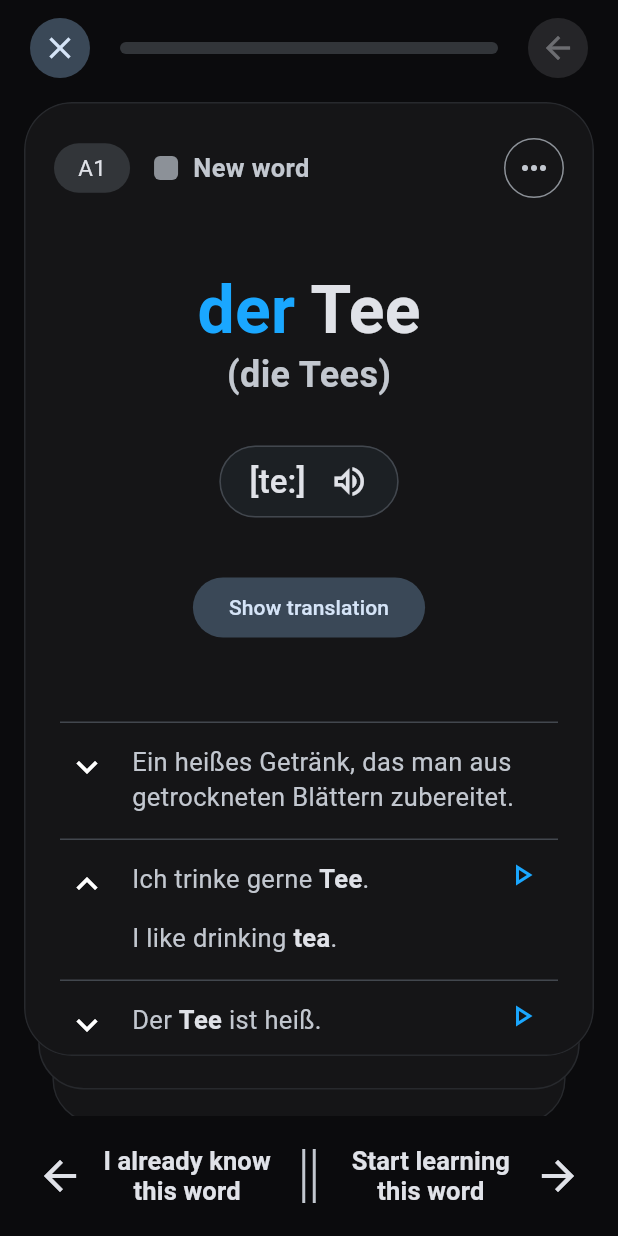
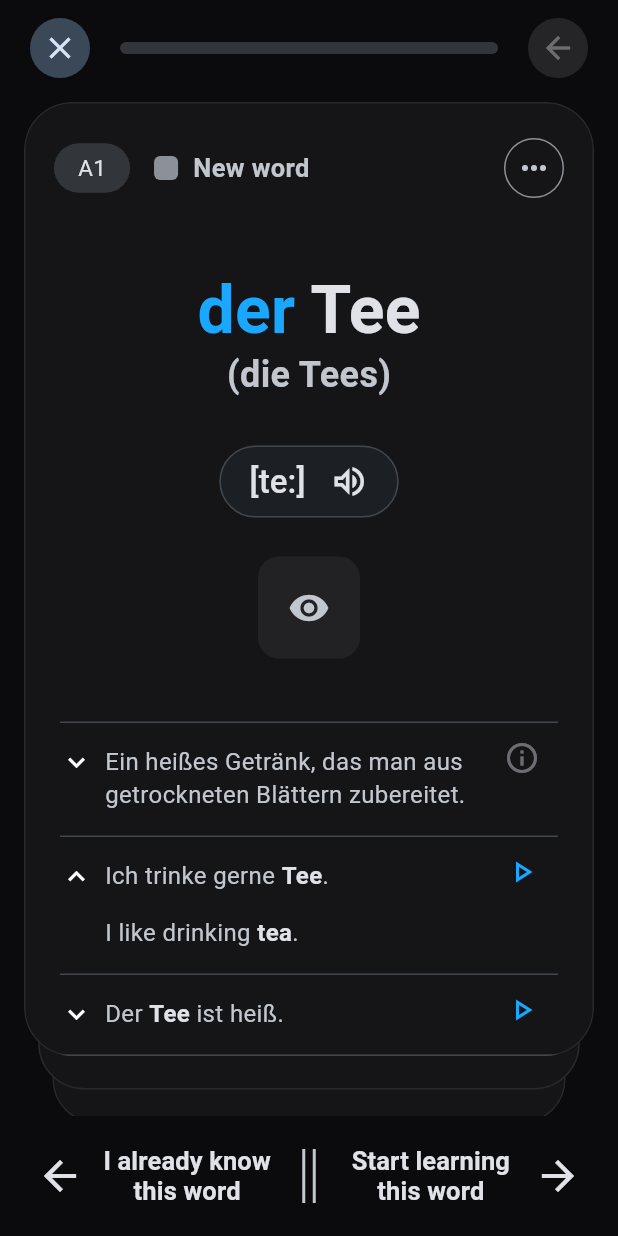
Before and after one commit to Crustbrns/Deutschlernen, a Flutter app: the screen it shows after launch, on a phone screen of 412 x 824 dp. Run offline on Flutter 3.47's test engine with Material 3 defaults, Android fonts, the phone set to English and light mode, and no system bars; our stand-ins replace flutter_tts, material_ui, shared_preferences.

Commit message:
Continue word card design update
- Replace "Show translation" text with a square filled eye icon button
  in a subtle dark grey (AppColors.subtleButton)
- Add a dimmed info icon to the definition row
- Make example rows more compact: smaller chevrons, less inset,
  font size 16

Co-Authored-By: Claude Opus 5.5 <noreply@anthropic.com>

```diff
--- a/lib/ui/cards/widgets/example_tile.dart
+++ b/lib/ui/cards/widgets/example_tile.dart
@@ -7,7 +7,7 @@ import 'package:deutschlernen/ui/core/highlight.dart';
 ({TextStyle base, TextStyle bold}) _tileStyles(BuildContext context) {
   final colors = Theme.of(context).colorScheme;
   final base = TextStyle(
-    fontSize: 17,
+    fontSize: 16,
     height: 1.35,
     color: colors.onSurfaceVariant,
   );
@@ -52,10 +52,12 @@ class _ExpandableTileState extends State<ExpandableTile> {
           crossAxisAlignment: CrossAxisAlignment.start,
           children: [
             Padding(
-              padding: const EdgeInsets.fromLTRB(4, 16, 16, 0),
+              // No left inset, small gap to the text: more room for words.
+              // Top 16 + 22px icon centers it on the first text line.
+              padding: const EdgeInsets.fromLTRB(0, 16, 8, 0),
               child: Icon(
                 _expanded ? Icons.keyboard_arrow_up : Icons.keyboard_arrow_down,
-                size: 28,
+                size: 22,
               ),
             ),
             Expanded(
@@ -96,6 +98,18 @@ class DefinitionTile extends StatelessWidget {
 
     return ExpandableTile(
       initiallyExpanded: false,
+      // Plain icon, not a button: the whole row is already tappable.
+      // 48x48 matches the play buttons of the examples, so texts line up.
+      trailing: SizedBox.square(
+        dimension: 48,
+        child: Icon(
+          Icons.info_outline,
+          // Half transparent = ~50% darker on the dark card.
+          color: Theme.of(
+            context,
+          ).colorScheme.onSurfaceVariant.withValues(alpha: 0.5),
+        ),
+      ),
       builder: (context, expanded) => Column(
         crossAxisAlignment: CrossAxisAlignment.start,
         children: [
--- a/lib/ui/cards/widgets/word_card.dart
+++ b/lib/ui/cards/widgets/word_card.dart
@@ -116,10 +116,23 @@ class _WordCardState extends State<WordCard> {
                             )
                           : Center(
                               key: const ValueKey('hidden'),
-                              child: FilledButton.tonal(
+                              child: IconButton.filledTonal(
                                 onPressed: () =>
                                     setState(() => _translationVisible = true),
-                                child: Text(strings.showTranslation),
+                                // Text is kept as tooltip and for screen readers.
+                                tooltip: strings.showTranslation,
+                                icon: const Icon(Icons.visibility, size: 28),
+                                // Neutral dark grey instead of the tonal
+                                // accent, so the button doesn't stand out.
+                                style: IconButton.styleFrom(
+                                  backgroundColor: AppColors.subtleButton,
+                                  foregroundColor: colors.onSurfaceVariant,
+                                  // Same icon, bigger box = more padding.
+                                  fixedSize: const Size.square(68),
+                                  shape: RoundedRectangleBorder(
+                                    borderRadius: BorderRadius.circular(14),
+                                  ),
+                                ),
                               ),
                             ),
                     ),
--- a/lib/ui/core/app_style.dart
+++ b/lib/ui/core/app_style.dart
@@ -3,6 +3,7 @@ import 'package:material_ui/material_ui.dart';
 abstract final class AppColors {
   static const background = Color(0xFF0B0B0D);
   static const card = Color(0xFF151517);
+  static const subtleButton = Color(0xFF222225); // barely lighter than card
   static const accentBlue = Color(0xFF1AA7FF);
   static const accentTeal = Color(0xFF2EE6D6);
 
```
